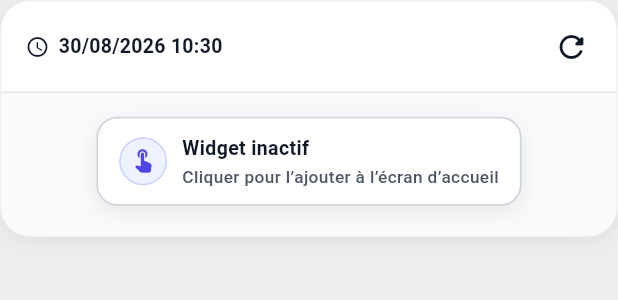
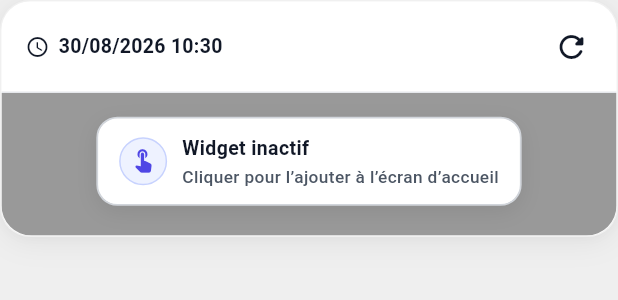
Before and after one commit to L33Tpass/app_widget_stock_tracker, a Flutter app: the StockWidgetCard widget shown alone on an empty page, opened directly with empty values, on a phone screen of 412 x 824 dp. Shown: the top 300 px of the screen. Run offline on Flutter 3.47's test engine with Material 3 defaults, Android fonts, the phone set to English and light mode, and no system bars; missing offline and left inert: home_widget; network calls fail.

Commit message:
Widget grisé meilleure couleur

```diff
--- a/lib/widgets/stock_widget_card.dart
+++ b/lib/widgets/stock_widget_card.dart
@@ -253,7 +253,7 @@ class _StockWidgetCardState extends State<StockWidgetCard> {
             // 2. Body: Stocks content (or Inactive state with tinted background)
             if (isInactive)
               Container(
-                color: const Color(0xFFF9FAFB),
+                color: const Color(0xFF999999),
                 child: Material(
                   color: Colors.transparent,
                   child: InkWell(
```
